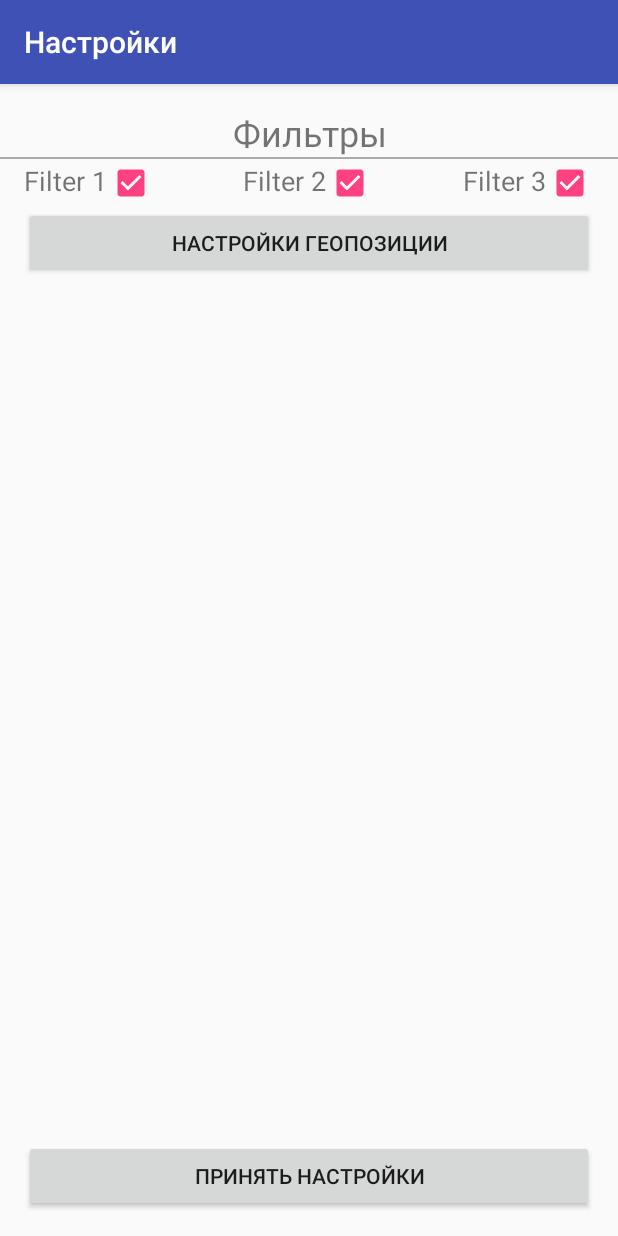
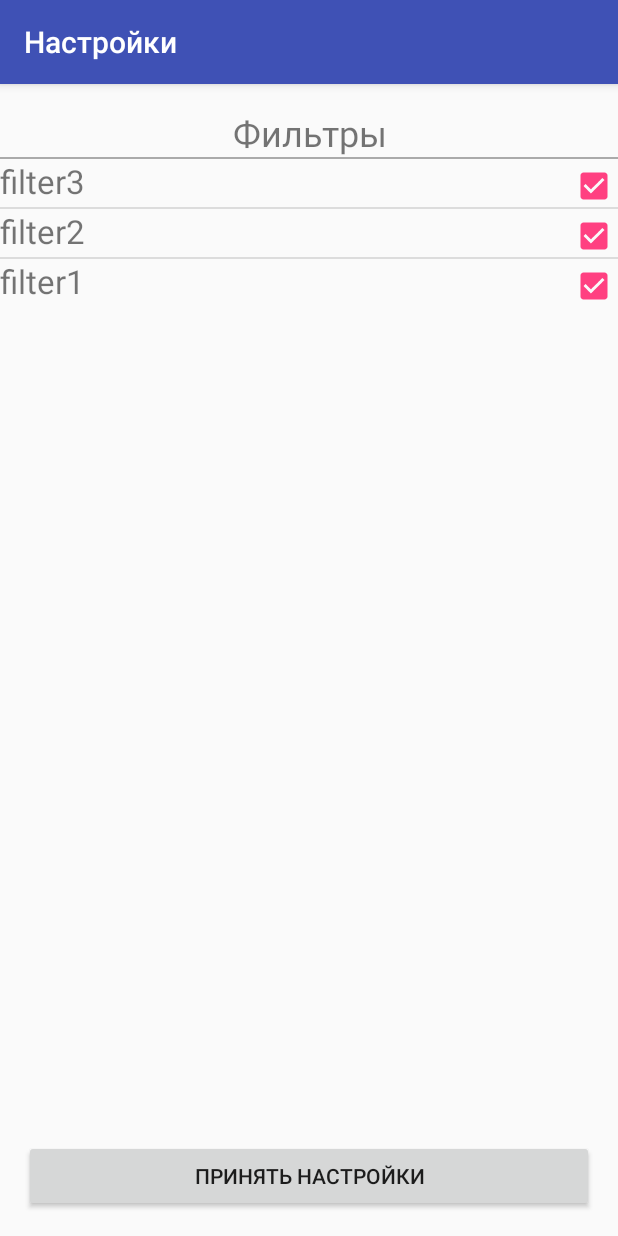
Before and after one commit to ORKenG/Diplom, an Android app: the SettingActivity screen opened directly, with no data from a screen before it, on a phone screen of 412 x 824 dp. Run offline under Robolectric (Android 15) with nearby library versions, the phone set to English and light mode, and no system bars; our stand-ins replace Picasso; pictures from the network do not load.

Commit message:
AdapterForFilters

```diff
--- a/app/src/main/java/youtube/demo/serverdiplom/Activities/LoginActivity.java
+++ b/app/src/main/java/youtube/demo/serverdiplom/Activities/LoginActivity.java
@@ -78,6 +78,7 @@ public class LoginActivity extends AppCompatActivity {
                 if (mPhoneView.getText().toString().length() == 10) {
                     ForgotPassword forgotPassword = new ForgotPassword();
                     forgotPassword.execute(mPhoneView.getText().toString());
+                    Toast.makeText(getApplicationContext(), "SMS с новым паролем было отправлено на указанный номер", Toast.LENGTH_LONG).show();
                 } else {
                     Toast.makeText(getApplicationContext(), "Введите свой номер телефона", Toast.LENGTH_LONG).show();
                 }
--- a/app/src/main/java/youtube/demo/serverdiplom/Activities/SettingActivity.java
+++ b/app/src/main/java/youtube/demo/serverdiplom/Activities/SettingActivity.java
@@ -7,73 +7,40 @@ import android.support.v7.app.AppCompatActivity;
 import android.view.View;
 import android.widget.Button;
 import android.widget.CheckBox;
+import android.widget.ListView;
 
+import java.util.ArrayList;
+
+import youtube.demo.serverdiplom.AdapterForFilters;
 import youtube.demo.serverdiplom.Fragments.GmapFragment;
 import youtube.demo.serverdiplom.R;
 
 public class SettingActivity extends AppCompatActivity {
 
-    CheckBox filter1;
-    CheckBox filter2;
-    CheckBox filter3;
+
     Button accept;
-    Button Geo;
+    ListView filters;
+
+
 
     @Override
     protected void onCreate(Bundle savedInstanceState) {
         super.onCreate(savedInstanceState);
         setContentView(R.layout.activity_setting);
-        filter1 = (CheckBox) findViewById(R.id.filter1);
-        filter2 = (CheckBox) findViewById(R.id.filter2);
-        filter3 = (CheckBox) findViewById(R.id.filter3);
+
         accept = (Button) findViewById(R.id.acceptSettings);
-        Geo = (Button) findViewById(R.id.Geo);
-        filter1.setChecked(GmapFragment.marker_type[0] != null);
-        filter2.setChecked(GmapFragment.marker_type[1] != null);
-        filter3.setChecked(GmapFragment.marker_type[2] != null);
-        Geo.setOnClickListener(new View.OnClickListener() {
-            @Override
-            public void onClick(View v) {
-                startActivity(new Intent(Settings.ACTION_LOCATION_SOURCE_SETTINGS));
-            }
-        });
-        accept.setOnClickListener(new View.OnClickListener() {
-            @Override
-            public void onClick(View v) {
-                Intent intent = new Intent(getBaseContext(), MainActivity.class);
-                startActivity(intent);
-            }
-        });
-        filter1.setOnClickListener(new View.OnClickListener() {
-            @Override
-            public void onClick(View v) {
-                if (filter1.isChecked()) {
-                    GmapFragment.marker_type[0] = 1;
-                } else {
-                    GmapFragment.marker_type[0] = null;
-                }
-            }
-        });
-        filter2.setOnClickListener(new View.OnClickListener() {
-            @Override
-            public void onClick(View v) {
-                if (filter2.isChecked()) {
-                    GmapFragment.marker_type[1] = 2;
-                } else {
-                    GmapFragment.marker_type[1] = null;
-                }
-            }
-        });
-        filter3.setOnClickListener(new View.OnClickListener() {
-            @Override
-            public void onClick(View v) {
-                if (filter3.isChecked()) {
-                    GmapFragment.marker_type[2] = 3;
-                } else {
-                    GmapFragment.marker_type[2] = null;
-                }
-            }
-        });
+        filters = (ListView) findViewById(R.id.filters);
+        ArrayList<ArrayList<String>> strings = new ArrayList<>();
+            ArrayList<String> line = new ArrayList<>();
+            line.add(0, "filter1");
+        strings.add(0, line);
+            line.add(0, "filter2");
+        strings.add(1, line);
+            line.add(0, "filter3");
+        strings.add(2, line);
+
+        AdapterForFilters adapterForFilters = new AdapterForFilters(this, strings);
+        filters.setAdapter(adapterForFilters);
 
     }
 }
--- /dev/null
+++ b/app/src/main/java/youtube/demo/serverdiplom/AdapterForFilters.java
@@ -0,0 +1,62 @@
+package youtube.demo.serverdiplom;
+
+import android.content.Context;
+import android.support.annotation.NonNull;
+import android.view.LayoutInflater;
+import android.view.View;
+import android.view.ViewGroup;
+import android.widget.ArrayAdapter;
+import android.widget.Button;
+import android.widget.CheckBox;
+import android.widget.CompoundButton;
+import android.widget.ImageView;
+import android.widget.TextView;
+
+import com.squareup.picasso.Picasso;
+
+import java.util.ArrayList;
+
+import youtube.demo.serverdiplom.AsyncTasks.Delete_from_blacklist;
+
+import static youtube.demo.serverdiplom.Fragments.GmapFragment.marker_type;
+
+/**
+ * Created by cypher on 20.05.17.
+ */
+
+public class AdapterForFilters  extends ArrayAdapter<ArrayList<String>>  {
+
+    private final Context context;
+    private final ArrayList<ArrayList<String>> values;
+
+    public AdapterForFilters(Context context, ArrayList<ArrayList<String>> objects) {
+        super(context, R.layout.adapter, objects);
+        this.context=context;
+        this.values = objects;
+    }
+
+    @NonNull
+    @Override
+    public View getView(final int position, View convertView, ViewGroup parent) {
+        LayoutInflater inflater = (LayoutInflater) context
+                .getSystemService(Context.LAYOUT_INFLATER_SERVICE);
+        final View rowView = inflater.inflate(R.layout.adapter_filters, parent, false);
+        CheckBox filter = (CheckBox) rowView.findViewById(R.id.filter1);
+        TextView text = (TextView) rowView.findViewById(R.id.filter);
+        text.setText(values.get(0).get(position));
+        filter.setChecked(marker_type[position] != null);
+        filter.setOnCheckedChangeListener(new CompoundButton.OnCheckedChangeListener() {
+            @Override
+            public void onCheckedChanged(CompoundButton compoundButton, boolean b) {
+                if (b){
+                    marker_type[position] = position+1;
+                } else {
+                    marker_type[position] = null;
+                }
+            }
+        });
+        return rowView;
+
+    }
+
+}
--- a/app/src/main/java/youtube/demo/serverdiplom/AsyncTasks/LoadAllProducts.java
+++ b/app/src/main/java/youtube/demo/serverdiplom/AsyncTasks/LoadAllProducts.java
@@ -23,7 +23,7 @@ public class LoadAllProducts extends AsyncTask<Object, Object, ArrayList<ArrayLi
 
     /**
      * Before starting background thread Show Progress Dialog
-     * */
+     */
     @Override
     protected void onPreExecute() {
         super.onPreExecute();
@@ -32,7 +32,7 @@ public class LoadAllProducts extends AsyncTask<Object, Object, ArrayList<ArrayLi
 
     /**
      * getting All markers from url
-     * */
+     */
     protected ArrayList<ArrayList<String>> doInBackground(Object... args) {
         // Building Parameters
         final Map<String, String> params = Maps.newHashMap();
@@ -40,15 +40,15 @@ public class LoadAllProducts extends AsyncTask<Object, Object, ArrayList<ArrayLi
         array.ensureCapacity(2);
         // getting JSON string from URL
         System.out.println("Done correctly");
-        if (!stringForSearch.equals("")){
+        if (!stringForSearch.equals("")) {
             params.put("name", stringForSearch);
         }
-        String type="";
+        String type = "";
         for (int i = 0; i < GmapFragment.marker_type.length; i++) {
-            if (marker_type[i]!=null){
-                type+=String.valueOf(i+1);
-                if (i+1!=GmapFragment.marker_type.length)
-                type+=",";
+            if (marker_type[i] != null) {
+                type += String.valueOf(i + 1);
+                if (i + 1 != GmapFragment.marker_type.length)
+                    type += ",";
             }
         }
         System.out.println("fasf" + type);
@@ -73,11 +73,17 @@ public class LoadAllProducts extends AsyncTask<Object, Object, ArrayList<ArrayLi
                 String position_y = c.getString("position_y");
                 String count = c.getString("idcount");
                 String address = c.getString("address");
-
-                    line.add(0,count);
-                    line.add(1,position_x);
-                    line.add(2,position_y);
-                    line.add(3,address);
+                int entry = address.indexOf(',');
+                String tmp = address.substring(entry + 1, address.length());
+                System.out.println("address = " + address + " tmp = " + tmp);
+                if (tmp.contains(",")) {
+                    int entry2 = tmp.indexOf(',');
+                    address = address.substring(0, entry + entry2 + 1);
+                }
+                line.add(0, count);
+                line.add(1, position_x);
+                line.add(2, position_y);
+                line.add(3, address);
                 array.add(line);
 
             }
--- a/app/src/main/res/layout/activity_setting.xml
+++ b/app/src/main/res/layout/activity_setting.xml
@@ -29,63 +29,12 @@
             android:layout_height="1dp"
             android:background="@android:color/darker_gray"/>
         </LinearLayout>
-<LinearLayout
-    android:paddingLeft="@dimen/activity_horizontal_margin"
-    android:paddingRight="@dimen/activity_horizontal_margin"
-    android:layout_width="match_parent"
-    android:layout_height="wrap_content"
-    android:orientation="horizontal">
-    <TextView
-        android:layout_width="wrap_content"
-        android:layout_height="wrap_content"
-        android:textSize="18sp"
-        android:text="Filter 1"/>
-    <CheckBox
-        android:id="@+id/filter1"
-        android:layout_width="wrap_content"
-        android:layout_height="wrap_content"
-        android:layout_weight="1"
-        android:checked="true"
-        />
-    <TextView
-        android:layout_width="wrap_content"
-        android:layout_height="wrap_content"
-        android:textSize="18sp"
-        android:text="Filter 2"/>
-    <CheckBox
-        android:layout_width="wrap_content"
-        android:layout_height="wrap_content"
-        android:layout_weight="1"
-        android:id="@+id/filter2"
-        android:checked="true"
-        />
-    <TextView
-        android:layout_width="wrap_content"
-        android:layout_height="wrap_content"
-        android:textSize="18sp"
-        android:text="Filter 3"/>
-    <CheckBox
-        android:id="@+id/filter3"
-        android:layout_width="wrap_content"
-        android:layout_height="wrap_content"
-        android:checked="true"
+<ListView
+    android:id="@+id/filters"
+    android:layout_width="wrap_content"
+    android:layout_height="wrap_content">
 
-        />
-
-
-</LinearLayout>
-    <LinearLayout
-        android:paddingLeft="@dimen/activity_horizontal_margin"
-        android:paddingRight="@dimen/activity_horizontal_margin"
-        android:layout_width="match_parent"
-        android:layout_height="wrap_content"
-        android:orientation="horizontal">
-        <Button
-            android:id="@+id/Geo"
-            android:layout_width="match_parent"
-            android:layout_height="wrap_content"
-            android:text="Настройки геопозиции"/>
-        </LinearLayout>
+</ListView>
     <LinearLayout
         android:paddingLeft="@dimen/activity_horizontal_margin"
         android:paddingRight="@dimen/activity_horizontal_margin"
--- /dev/null
+++ b/app/src/main/res/layout/adapter_filters.xml
@@ -0,0 +1,22 @@
+<?xml version="1.0" encoding="utf-8"?>
+<LinearLayout xmlns:android="http://schemas.android.com/apk/res/android"
+    android:orientation="horizontal" android:layout_width="match_parent"
+    android:layout_height="match_parent">
+    <TextView
+        android:id="@+id/filter"
+        android:layout_width="wrap_content"
+        android:layout_height="wrap_content"
+        android:textSize="22sp"
+        android:text="Filter 1"/>
+    <View
+        android:layout_width="0dp"
+        android:layout_height="0dp"
+        android:layout_weight="1" />
+    <CheckBox
+        android:id="@+id/filter1"
+        android:layout_width="wrap_content"
+        android:layout_height="wrap_content"
+
+        android:checked="true"
+        />
+</LinearLayout>
```
Also changed, not shown: 2 other files. Lines whose indentation alone changed are shown as unchanged.
